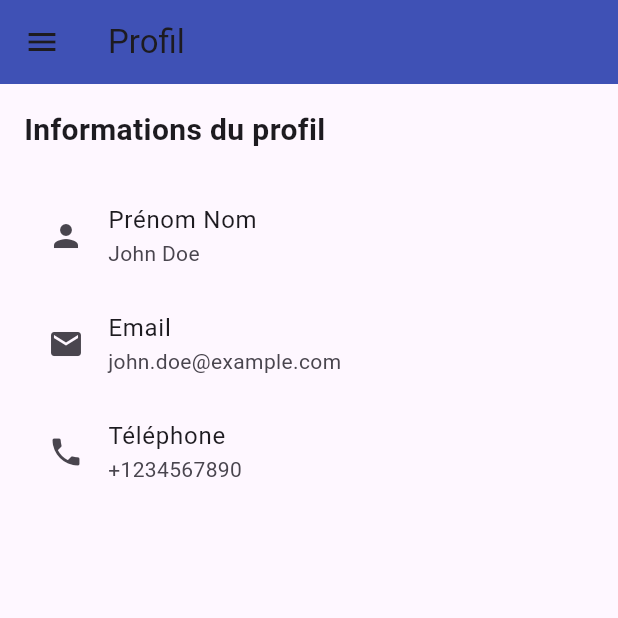
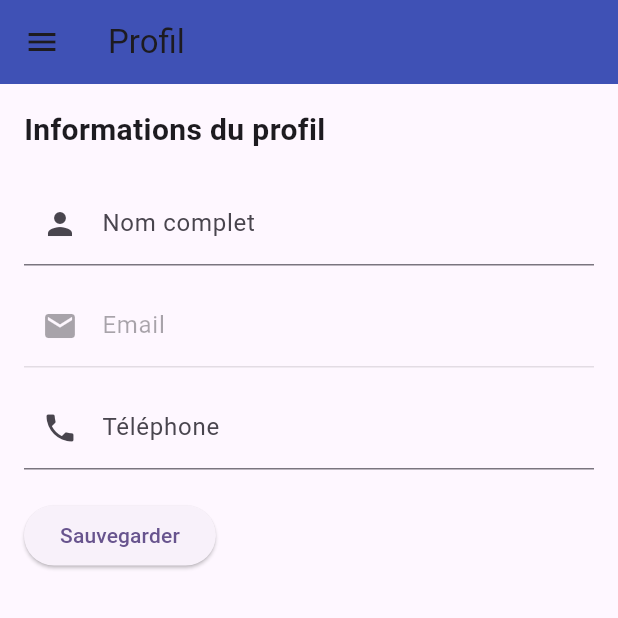
Before and after one commit to akoun-dev/memovox, a Flutter app: the ProfilePage screen opened by its route, on a phone screen of 412 x 824 dp, the top half of it. Run offline on Flutter 3.47's test engine with Material 3 defaults, Android fonts, the light colour scheme and no system bars; our stand-ins replace flutter_local_notifications, line_icons, shared_preferences, speech_to_text, supabase_flutter; accounts and stored records are empty.

Commit message:
Add theme service and update profile/settings

```diff
--- a/lib/pages/user/ProfilePage.dart
+++ b/lib/pages/user/ProfilePage.dart
@@ -1,5 +1,6 @@
 import 'package:flutter/material.dart';
 import 'package:memovox/core/layout/AppDrawer.dart';
+import 'package:supabase_flutter/supabase_flutter.dart';
 
 class ProfilePage extends StatefulWidget {
   const ProfilePage({super.key});
@@ -9,6 +10,36 @@ class ProfilePage extends StatefulWidget {
 }
 
 class _ProfilePageState extends State<ProfilePage> {
+  final _nameController = TextEditingController();
+  final _phoneController = TextEditingController();
+  final _emailController = TextEditingController();
+
+  @override
+  void initState() {
+    super.initState();
+    final user = Supabase.instance.client.auth.currentUser;
+    _nameController.text = user?.userMetadata?['full_name'] ?? '';
+    _phoneController.text = user?.phone ?? '';
+    _emailController.text = user?.email ?? '';
+  }
+
+  Future<void> _save() async {
+    final client = Supabase.instance.client;
+    try {
+      await client.auth.updateUser(UserAttributes(
+        data: {'full_name': _nameController.text},
+        phone: _phoneController.text.isEmpty ? null : _phoneController.text,
+      ));
+      ScaffoldMessenger.of(context).showSnackBar(
+        const SnackBar(content: Text('Profil mis \u00e0 jour')),
+      );
+    } catch (e) {
+      ScaffoldMessenger.of(context).showSnackBar(
+        SnackBar(content: Text('Erreur : $e')),
+      );
+    }
+  }
+
   @override
   Widget build(BuildContext context) {
     return Scaffold(
@@ -27,20 +58,34 @@ class _ProfilePageState extends State<ProfilePage> {
               style: TextStyle(fontSize: 20, fontWeight: FontWeight.bold),
             ),
             const SizedBox(height: 20),
-            ListTile(
-              leading: const Icon(Icons.person),
-              title: const Text('Prénom Nom'),
-              subtitle: const Text('John Doe'),
+            TextField(
+              controller: _nameController,
+              decoration: const InputDecoration(
+                labelText: 'Nom complet',
+                prefixIcon: Icon(Icons.person),
+              ),
             ),
-            ListTile(
-              leading: const Icon(Icons.email),
-              title: const Text('Email'),
-              subtitle: const Text('john.doe@example.com'),
+            const SizedBox(height: 12),
+            TextField(
+              controller: _emailController,
+              enabled: false,
+              decoration: const InputDecoration(
+                labelText: 'Email',
+                prefixIcon: Icon(Icons.email),
+              ),
             ),
-            ListTile(
-              leading: const Icon(Icons.phone),
-              title: const Text('Téléphone'),
-              subtitle: const Text('+1234567890'),
+            const SizedBox(height: 12),
+            TextField(
+              controller: _phoneController,
+              decoration: const InputDecoration(
+                labelText: 'Téléphone',
+                prefixIcon: Icon(Icons.phone),
+              ),
+            ),
+            const SizedBox(height: 20),
+            ElevatedButton(
+              onPressed: _save,
+              child: const Text('Sauvegarder'),
             ),
           ],
         ),
```
Also changed, not shown: lib/main.dart (+18 -0 lines), lib/pages/user/SettingsPage.dart (+28 -3 lines), lib/services/theme_service.dart (added, +20 -0 lines), 1 other file.
